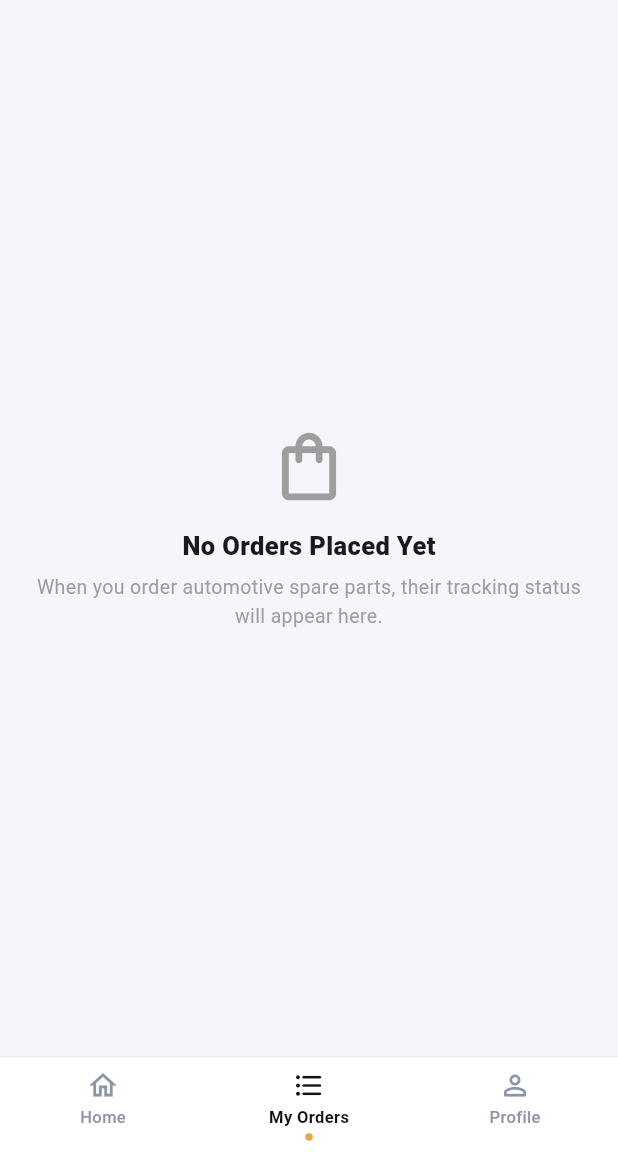
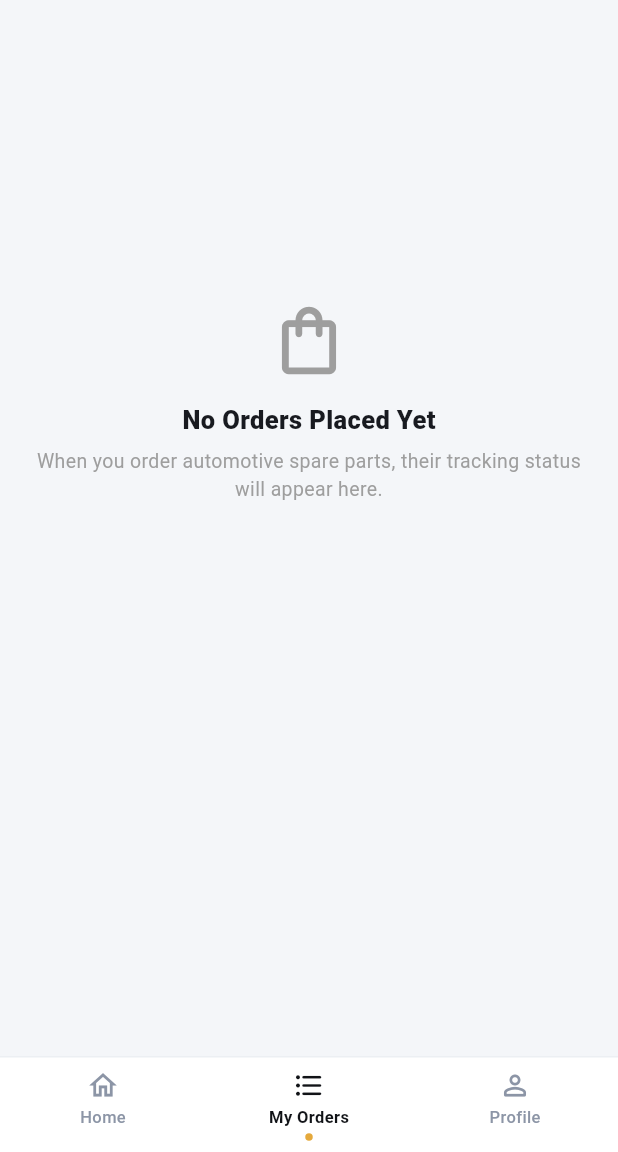
Before and after one commit to Ameenyasircm/autosparehub, a Flutter app: the UserHomeScreen screen opened by its route, item 2 of the bottom bar chosen, after a tap on "My Orders", on a phone screen of 412 x 824 dp, the part 84-1236 px from its top. Run offline on Flutter 3.47's test engine with Material 3 defaults, Android fonts, the phone set to English and light mode, and no system bars; our stand-ins replace cloud_firestore, firebase_core, image_picker, shared_preferences; accounts and stored records are empty.

Commit message:
user home setting

```diff
--- a/lib/providers/order_provider.dart
+++ b/lib/providers/order_provider.dart
@@ -27,6 +27,7 @@ class OrderProvider extends ChangeNotifier {
   List<OrderModel> _adminOrders = [];
   List<OrderModel> _customerOrders = [];
   bool _isLoading = false;
+  bool _isCustomerOrdersLoading = false;
   bool _isPlacingOrder = false;
   String? _errorMessage;
 
@@ -38,8 +39,19 @@ class OrderProvider extends ChangeNotifier {
 
   // Getters
   List<OrderModel> get adminOrders => _adminOrders;
-  List<OrderModel> get customerOrders => _customerOrders;
+  List<OrderModel> get customerOrders {
+    final seen = <String>{};
+    final list = <OrderModel>[];
+    for (final o in _customerOrders) {
+      final key = o.id.isNotEmpty ? o.id : o.orderNumber;
+      if (seen.add(key)) {
+        list.add(o);
+      }
+    }
+    return list;
+  }
   bool get isLoading => _isLoading;
+  bool get isCustomerOrdersLoading => _isCustomerOrdersLoading;
   bool get isPlacingOrder => _isPlacingOrder;
   String? get errorMessage => _errorMessage;
   String get statusFilter => _statusFilter;
@@ -213,6 +225,7 @@ class OrderProvider extends ChangeNotifier {
           .set(order.toMap())
           .timeout(const Duration(seconds: 10));
 
+      _customerOrders.removeWhere((o) => o.id == order.id || o.orderNumber == order.orderNumber);
       _customerOrders.insert(0, order);
       _isPlacingOrder = false;
       notifyListeners();
@@ -297,6 +310,7 @@ class OrderProvider extends ChangeNotifier {
           .set(order.toMap())
           .timeout(const Duration(seconds: 10));
 
+      _customerOrders.removeWhere((o) => o.id == order.id || o.orderNumber == order.orderNumber);
       _customerOrders.insert(0, order);
       _isPlacingOrder = false;
       notifyListeners();
@@ -311,27 +325,71 @@ class OrderProvider extends ChangeNotifier {
   }
 
   /// Fetch orders placed by a specific customer
-  Future<void> fetchCustomerOrders(String userId) async {
-    if (userId.isEmpty) return;
+  Future<void> fetchCustomerOrders(String userId, {String? userPhone}) async {
+    if (userId.isEmpty && (userPhone == null || userPhone.isEmpty)) return;
+
+    _isCustomerOrdersLoading = true;
+    notifyListeners();
 
     try {
-      final snapshot = await _firestore
-          .collection(collectionName)
-          .where('USER_ID', isEqualTo: userId)
-          .get()
-          .timeout(const Duration(seconds: 10));
+      final Map<String, OrderModel> orderMap = {};
 
-      _customerOrders = snapshot.docs.map((doc) => OrderModel.fromFirestore(doc)).toList();
-      _customerOrders.sort((a, b) {
+      if (userId.isNotEmpty) {
+        final snapshot = await _firestore
+            .collection(collectionName)
+            .where('USER_ID', isEqualTo: userId)
+            .get()
+            .timeout(const Duration(seconds: 10));
+
+        for (final doc in snapshot.docs) {
+          final order = OrderModel.fromFirestore(doc);
+          final key = order.id.isNotEmpty ? order.id : order.orderNumber;
+          orderMap[key] = order;
+        }
+      }
+
+      // Also if userPhone is provided, fetch by phone in case order was placed with phone or legacy doc
+      if (userPhone != null && userPhone.isNotEmpty) {
+        final phoneSnapshot = await _firestore
+            .collection(collectionName)
+            .where('USER_PHONE', isEqualTo: userPhone)
+            .get()
+            .timeout(const Duration(seconds: 10));
+
+        for (final doc in phoneSnapshot.docs) {
+          final order = OrderModel.fromFirestore(doc);
+          final key = order.id.isNotEmpty ? order.id : order.orderNumber;
+          orderMap[key] = order;
+        }
+      }
+
+      final list = orderMap.values.toList();
+      list.sort((a, b) {
         if (a.createdAt != null && b.createdAt != null) {
           return b.createdAt!.compareTo(a.createdAt!);
         }
         return b.id.compareTo(a.id);
       });
-      notifyListeners();
+      _customerOrders = list;
     } catch (e) {
       debugPrint('OrderProvider.fetchCustomerOrders error: $e');
+    } finally {
+      _isCustomerOrdersLoading = false;
+      notifyListeners();
     }
+  }
+
+  /// Clear customer orders on logout or switching accounts
+  void clearCustomerOrders() {
+    _customerOrders = [];
+    _isCustomerOrdersLoading = false;
+    notifyListeners();
+  }
+
+  /// Populate customer orders for testing
+  void setCustomerOrdersForTesting(List<OrderModel> orders) {
+    _customerOrders = List.from(orders);
+    notifyListeners();
   }
 
   /// Fetch all orders for the Admin Dashboard
--- a/lib/providers/user_auth_provider.dart
+++ b/lib/providers/user_auth_provider.dart
@@ -45,10 +45,12 @@ class UserAuthProvider extends ChangeNotifier {
 
   CustomerModel? _currentCustomer;
   bool _isLoading = false;
+  bool _isSessionInitialized = false;
   String? _errorMessage;
 
   CustomerModel? get currentCustomer => _currentCustomer;
   bool get isLoading => _isLoading;
+  bool get isSessionInitialized => _isSessionInitialized;
   String? get errorMessage => _errorMessage;
 
   bool get isRegistered => _currentCustomer != null;
@@ -60,7 +62,6 @@ class UserAuthProvider extends ChangeNotifier {
   Future<void> initSession() async {
     try {
       _currentCustomer = await _sessionService.getCustomerSession();
-      notifyListeners();
 
       // If user was previously registered, refresh status from Firestore
       if (_currentCustomer != null) {
@@ -68,6 +69,9 @@ class UserAuthProvider extends ChangeNotifier {
       }
     } catch (e) {
       debugPrint('UserAuthProvider.initSession error: $e');
+    } finally {
+      _isSessionInitialized = true;
+      notifyListeners();
     }
   }
 
--- a/lib/screens/user/order_success_screen.dart
+++ b/lib/screens/user/order_success_screen.dart
@@ -253,7 +253,7 @@ class OrderSuccessScreen extends StatelessWidget {
                               size: 19, color: AppColors.primaryGold),
                           const SizedBox(width: 8),
                           Text(
-                            'Order Summary (${order.items.length} ${order.items.length == 1 ? 'part' : 'parts'})',
+                            'Order Summary (${order.distinctItems.length} ${order.distinctItems.length == 1 ? 'part' : 'parts'})',
                             style: const TextStyle(
                               fontSize: 15,
                               fontWeight: FontWeight.w800,
@@ -269,11 +269,11 @@ class OrderSuccessScreen extends StatelessWidget {
                       ListView.separated(
                         shrinkWrap: true,
                         physics: const NeverScrollableScrollPhysics(),
-                        itemCount: order.items.length,
+                        itemCount: order.distinctItems.length,
                         separatorBuilder: (context, index) =>
                             const SizedBox(height: 10),
                         itemBuilder: (context, index) {
-                          final item = order.items[index];
+                          final item = order.distinctItems[index];
                           return Row(
                             crossAxisAlignment: CrossAxisAlignment.center,
                             children: [
--- a/lib/screens/user/user_home_screen.dart
+++ b/lib/screens/user/user_home_screen.dart
@@ -4,6 +4,7 @@ import '../../models/product_model.dart';
 import '../../providers/cart_provider.dart';
 import '../../providers/category_provider.dart';
 import '../../providers/company_provider.dart';
+import '../../providers/order_provider.dart';
 import '../../providers/product_provider.dart';
 import '../../providers/user_auth_provider.dart';
 import '../../theme/app_theme.dart';
@@ -29,25 +30,34 @@ class UserHomeScreen extends StatefulWidget {
 class _UserHomeScreenState extends State<UserHomeScreen> {
   int _currentTabIndex = 0;
   final _searchController = TextEditingController();
+  bool _isInitialLoading = true;
 
   @override
   void initState() {
     super.initState();
+    _isInitialLoading = context.read<ProductProvider>().products.isEmpty;
     WidgetsBinding.instance.addPostFrameCallback((_) async {
       await context.read<UserAuthProvider>().initSession();
       if (!mounted) return;
       final auth = context.read<UserAuthProvider>();
-      if (auth.isApproved && auth.currentCustomer != null) {
-        context.read<CartProvider>().loadCartForUser(auth.currentCustomer!.id);
+      if (auth.currentCustomer != null) {
+        final cust = auth.currentCustomer!;
+        if (auth.isApproved) {
+          context.read<CartProvider>().loadCartForUser(cust.id);
+        }
+        context.read<OrderProvider>().fetchCustomerOrders(cust.id, userPhone: cust.phone);
       }
-
-      context.read<ProductProvider>().fetchProducts();
 
       final compProvider = context.read<CompanyProvider>();
       if (compProvider.companies.isEmpty) compProvider.fetchCompanies();
 
       final catProvider = context.read<CategoryProvider>();
       if (catProvider.categories.isEmpty) catProvider.fetchCategories();
+
+      await context.read<ProductProvider>().fetchProducts();
+      if (mounted) {
+        setState(() => _isInitialLoading = false);
+      }
     });
   }
 
@@ -284,6 +294,12 @@ class _UserHomeScreenState extends State<UserHomeScreen> {
                       fontWeight: FontWeight.w400,
                     ),
                     border: InputBorder.none,
+                    enabledBorder: InputBorder.none,
+                    focusedBorder: InputBorder.none,
+                    errorBorder: InputBorder.none,
+                    disabledBorder: InputBorder.none,
+                    focusedErrorBorder: InputBorder.none,
+                    filled: false,
                     isDense: true,
                     contentPadding: EdgeInsets.zero,
                   ),
@@ -395,8 +411,10 @@ class _UserHomeScreenState extends State<UserHomeScreen> {
             color: AppColors.warmGold,
             backgroundColor: AppColors.darkHeader,
             onRefresh: () => productProvider.fetchProducts(),
-            child: products.isEmpty
-                ? _buildEmptyState(productProvider)
+            child: (_isInitialLoading || productProvider.isLoading)
+                ? _buildLoadingState()
+                : products.isEmpty
+                    ? _buildEmptyState(productProvider)
                 : GridView.builder(
                     padding: const EdgeInsets.fromLTRB(14, 4, 14, 16),
                     physics: const AlwaysScrollableScrollPhysics(
@@ -628,6 +646,30 @@ class _UserHomeScreenState extends State<UserHomeScreen> {
             ),
           ),
         ),
+      ),
+    );
+  }
+
+  // --- LOADING CATALOG STATE ---
+  Widget _buildLoadingState() {
+    return Center(
+      child: Column(
+        mainAxisSize: MainAxisSize.min,
+        children: const [
+          CircularProgressIndicator(
+            color: AppColors.warmGold,
+            strokeWidth: 2.8,
+          ),
+          SizedBox(height: 16),
+          Text(
+            'Loading spare parts...',
+            style: TextStyle(
+              fontSize: 13,
+              fontWeight: FontWeight.w600,
+              color: AppColors.secondaryText,
+            ),
+          ),
+        ],
       ),
     );
   }
@@ -1032,7 +1074,16 @@ class _UserHomeScreenState extends State<UserHomeScreen> {
     final color = isSelected ? const Color(0xFF111317) : const Color(0xFF8C95A6);
 
     return InkWell(
-      onTap: () => setState(() => _currentTabIndex = index),
+      onTap: () {
+        setState(() => _currentTabIndex = index);
+        if (index == 1) {
+          final auth = context.read<UserAuthProvider>();
+          if (auth.currentCustomer != null) {
+            final cust = auth.currentCustomer!;
+            context.read<OrderProvider>().fetchCustomerOrders(cust.id, userPhone: cust.phone);
+          }
+        }
+      },
       child: SizedBox(
         width: 80,
         child: Column(
--- a/lib/screens/user/user_orders_screen.dart
+++ b/lib/screens/user/user_orders_screen.dart
@@ -19,15 +19,23 @@ class UserOrdersScreen extends StatefulWidget {
 }
 
 class _UserOrdersScreenState extends State<UserOrdersScreen> {
+  String? _lastFetchedCustomerId;
+
   @override
   void initState() {
     super.initState();
     WidgetsBinding.instance.addPostFrameCallback((_) {
+      _checkAndFetchOrders();
+    });
+  }
+
+  void _checkAndFetchOrders() {
+    if (!mounted) return;
     final customer = context.read<UserAuthProvider>().currentCustomer;
-      if (customer != null) {
-        context.read<OrderProvider>().fetchCustomerOrders(customer.id);
+    if (customer != null && _lastFetchedCustomerId != customer.id) {
+      _lastFetchedCustomerId = customer.id;
+      context.read<OrderProvider>().fetchCustomerOrders(customer.id, userPhone: customer.phone);
     }
-    });
   }
 
   void _showOrderDetailsSheet(BuildContext context, OrderModel order) {
@@ -121,7 +129,7 @@ class _UserOrdersScreenState extends State<UserOrdersScreen> {
                         const Icon(Icons.shopping_bag_outlined, color: AppColors.primaryGold, size: 20),
                         const SizedBox(width: 8),
                         Text(
-                          'Ordered Spare Parts (${order.items.length} items)',
+                          'Ordered Spare Parts (${order.distinctItems.length} items)',
                           style: const TextStyle(
                             fontSize: 15,
                             fontWeight: FontWeight.w800,
@@ -135,10 +143,10 @@ class _UserOrdersScreenState extends State<UserOrdersScreen> {
                     ListView.separated(
                       shrinkWrap: true,
                       physics: const NeverScrollableScrollPhysics(),
-                      itemCount: order.items.length,
+                      itemCount: order.distinctItems.length,
                       separatorBuilder: (context, index) => const SizedBox(height: 10),
                       itemBuilder: (context, index) {
-                        final item = order.items[index];
+                        final item = order.distinctItems[index];
                         return Container(
                           padding: const EdgeInsets.all(12),
                           decoration: BoxDecoration(
@@ -373,9 +381,16 @@ class _UserOrdersScreenState extends State<UserOrdersScreen> {
 
   @override
   Widget build(BuildContext context) {
-    final customer = context.watch<UserAuthProvider>().currentCustomer;
+    final auth = context.watch<UserAuthProvider>();
+    final customer = auth.currentCustomer;
     final orderProvider = context.watch<OrderProvider>();
     final orders = orderProvider.customerOrders;
+
+    if (customer != null && _lastFetchedCustomerId != customer.id) {
+      WidgetsBinding.instance.addPostFrameCallback((_) {
+        _checkAndFetchOrders();
+      });
+    }
 
     return Scaffold(
       backgroundColor: AppColors.backgroundLight,
@@ -404,6 +419,8 @@ class _UserOrdersScreenState extends State<UserOrdersScreen> {
                       await auth.logout();
                       if (context.mounted) {
                         context.read<CartProvider>().onUserLogout();
+                        context.read<OrderProvider>().clearCustomerOrders();
+                        _lastFetchedCustomerId = null;
                         Navigator.of(context).pop();
                         ScaffoldMessenger.of(context).showSnackBar(
                           const SnackBar(content: Text('Logged out successfully.')),
@@ -437,7 +454,21 @@ class _UserOrdersScreenState extends State<UserOrdersScreen> {
               ],
             )
           : null,
-      body: customer == null
+      body: !auth.isSessionInitialized
+          ? const Center(
+              child: Column(
+                mainAxisSize: MainAxisSize.min,
+                children: [
+                  CircularProgressIndicator(color: AppColors.warmGold),
+                  SizedBox(height: 14),
+                  Text(
+                    'Loading account...',
+                    style: TextStyle(fontSize: 13, color: AppColors.secondaryText, fontWeight: FontWeight.w600),
+                  ),
+                ],
+              ),
+            )
+          : customer == null
               ? Center(
                   child: Padding(
                     padding: const EdgeInsets.symmetric(horizontal: 28),
@@ -515,10 +546,31 @@ class _UserOrdersScreenState extends State<UserOrdersScreen> {
               : RefreshIndicator(
                   color: AppColors.primaryGold,
                   backgroundColor: AppColors.darkCharcoal,
-              onRefresh: () => orderProvider.fetchCustomerOrders(customer.id),
+                  onRefresh: () => orderProvider.fetchCustomerOrders(customer.id, userPhone: customer.phone),
                   child: orders.isEmpty
-                  ? Center(
-                      child: Padding(
+                      ? (orderProvider.isCustomerOrdersLoading
+                          ? const Center(
+                              child: Column(
+                                mainAxisSize: MainAxisSize.min,
+                                children: [
+                                  CircularProgressIndicator(color: AppColors.warmGold),
+                                  SizedBox(height: 14),
+                                  Text(
+                                    'Loading your orders...',
+                                    style: TextStyle(
+                                      fontSize: 13,
+                                      color: AppColors.secondaryText,
+                                      fontWeight: FontWeight.w600,
+                                    ),
+                                  ),
+                                ],
+                              ),
+                            )
+                          : SingleChildScrollView(
+                              physics: const AlwaysScrollableScrollPhysics(parent: BouncingScrollPhysics()),
+                              child: Container(
+                                alignment: Alignment.center,
+                                height: MediaQuery.of(context).size.height * 0.65,
                                 padding: const EdgeInsets.all(24.0),
                                 child: Column(
                                   mainAxisSize: MainAxisSize.min,
@@ -538,7 +590,7 @@ class _UserOrdersScreenState extends State<UserOrdersScreen> {
                                   ],
                                 ),
                               ),
-                    )
+                            ))
                       : ListView.builder(
                           padding: const EdgeInsets.all(16),
                           physics: const AlwaysScrollableScrollPhysics(parent: BouncingScrollPhysics()),
@@ -561,9 +613,11 @@ class _UserOrdersScreenState extends State<UserOrdersScreen> {
                 ? Colors.blue.shade700
                 : AppColors.secondaryGold;
 
-    final isMultiItem = order.items.length > 1;
+    final distinctItems = order.distinctItems;
+    final isMultiItem = distinctItems.length > 1;
 
     return InkWell(
+      key: ValueKey(order.id.isNotEmpty ? order.id : order.orderNumber),
       onTap: () => _showOrderDetailsSheet(context, order),
       borderRadius: BorderRadius.circular(14),
       child: Container(
@@ -650,7 +704,9 @@ class _UserOrdersScreenState extends State<UserOrdersScreen> {
                     crossAxisAlignment: CrossAxisAlignment.start,
                     children: [
                       Text(
-                        isMultiItem ? '${order.items.first.productName} & ${order.items.length - 1} more' : order.productName,
+                        isMultiItem
+                            ? '${distinctItems.first.productName} & ${distinctItems.length - 1} more'
+                            : order.productName,
                         maxLines: 1,
                         overflow: TextOverflow.ellipsis,
                         style: const TextStyle(fontWeight: FontWeight.w700, fontSize: 14),
@@ -658,7 +714,7 @@ class _UserOrdersScreenState extends State<UserOrdersScreen> {
                       const SizedBox(height: 2),
                       Text(
                         isMultiItem
-                            ? '${order.items.length} parts • ${order.totalItemUnits} units'
+                            ? '${distinctItems.length} parts • ${order.totalItemUnits} units'
                             : '${order.companyName} • Qty: ${order.quantity}',
                         style: const TextStyle(color: Colors.grey, fontSize: 12),
                       ),
```
Also changed, not shown: lib/models/order_model.dart (+25 -0 lines), 1 other file. Lines whose indentation alone changed are shown as unchanged.
